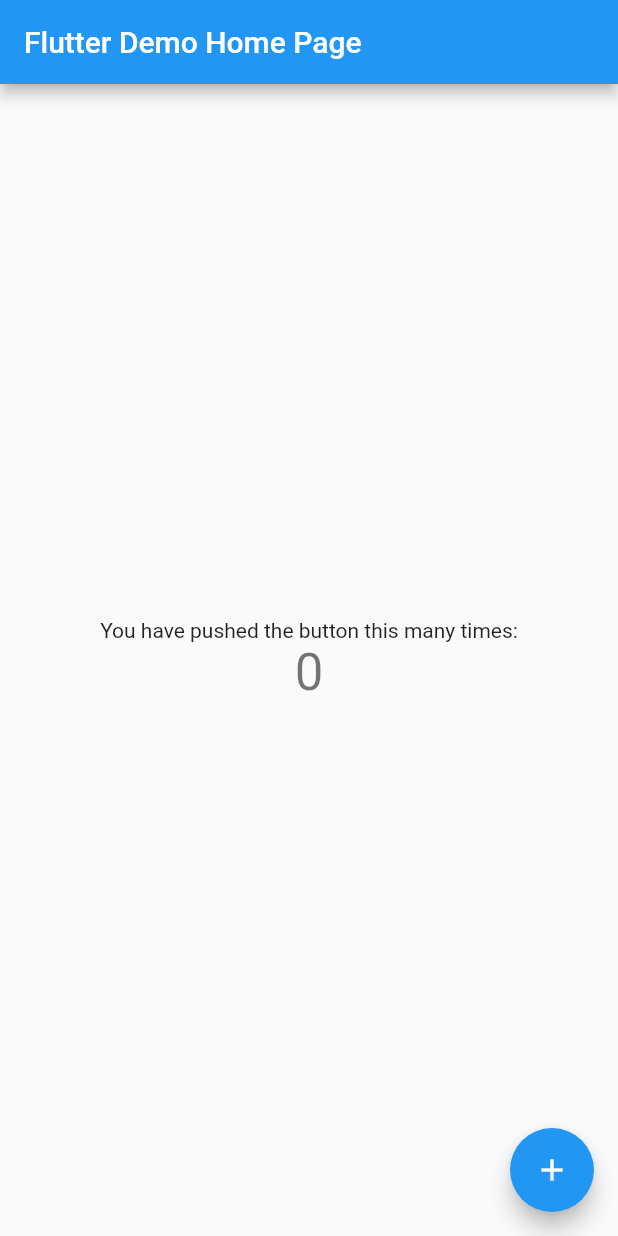
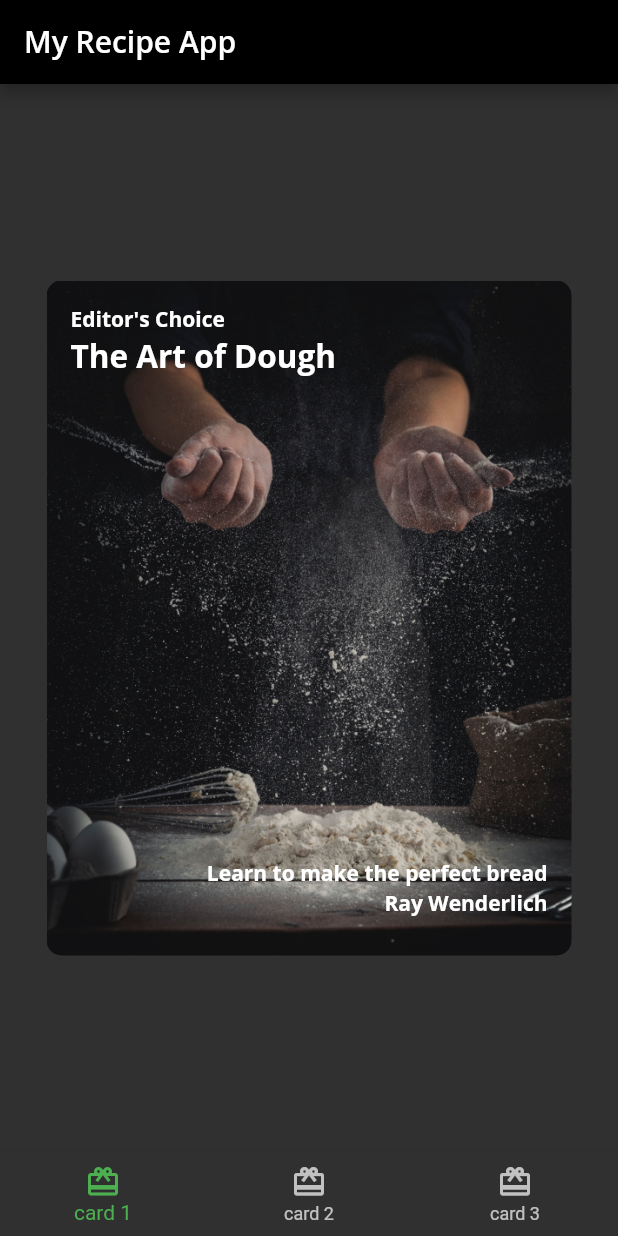
Before and after one commit to princeabdul90/social_recipe_app, a Flutter app: the screen it shows after launch, on a phone screen of 412 x 824 dp. Run offline on Flutter 3.47's test engine with Material 2 defaults, Android fonts, the phone set to English and light mode, and no system bars; our stand-ins replace google_fonts.

Commit message:
app theme, scaffold, card 1 added functionality added

```diff
--- /dev/null
+++ b/lib/components/card_1.dart
@@ -0,0 +1,63 @@
+import 'package:flutter/material.dart';
+import 'package:recipe_app/utils/recipe_theme.dart';
+
+class Card1 extends StatelessWidget {
+  const Card1({Key? key}) : super(key: key);
+
+  final String category = "Editor\'s Choice";
+  final String title = "The Art of Dough";
+  final String description = "Learn to make the perfect bread";
+  final String chef = "Ray Wenderlich";
+
+  //todo: position text on different position on screen
+
+  @override
+  Widget build(BuildContext context) {
+    return Center(
+      child: Container(
+        padding: const EdgeInsets.all(16.0),
+        constraints: const BoxConstraints.expand(
+          height: 450,
+          width: 350,
+        ),
+        decoration: const BoxDecoration(
+            image: DecorationImage(
+              image: AssetImage('assets/images/mag1.png'),
+              fit: BoxFit.cover,
+            ),
+            borderRadius: BorderRadius.all(Radius.circular(10.0))),
+        child: Stack(
+          children: [
+            Text(
+              category,
+              style: RecipeTheme.darkThemeText.bodyText1,
+            ),
+            Positioned(
+              top: 20,
+              child: Text(
+                title,
+                style: RecipeTheme.darkThemeText.headline2,
+              ),
+            ),
+            Positioned(
+              bottom: 30,
+              right: 0,
+              child: Text(
+                description,
+                style: RecipeTheme.darkThemeText.bodyText1,
+              ),
+            ),
+            Positioned(
+              bottom: 10,
+              right: 0,
+              child: Text(
+                chef,
+                style: RecipeTheme.darkThemeText.bodyText1,
+              ),
+            ),
+          ],
+        ),
+      ),
+    );
+  }
+}
--- /dev/null
+++ b/lib/components/components.dart
@@ -0,0 +1 @@
+export 'card_1.dart';
--- /dev/null
+++ b/lib/home_page.dart
@@ -0,0 +1,47 @@
+import 'package:flutter/material.dart';
+import '../components/components.dart';
+
+class HomePage extends StatefulWidget {
+  const HomePage({Key? key}) : super(key: key);
+
+  @override
+  State<HomePage> createState() => _HomePageState();
+}
+
+class _HomePageState extends State<HomePage> {
+  int _selectedIndex = 0;
+
+  List<Widget> pages = <Widget>[
+    const Card1(),
+    //todo: replace with card 2
+    Container(color: Colors.red,),
+    //todo: replace with card 3
+    Container(color: Colors.lightBlueAccent,),
+  ];
+
+  void _onTappedItem(int index) {
+    setState(() {
+      _selectedIndex = index;
+    });
+  }
+  @override
+  Widget build(BuildContext context) {
+    return Scaffold(
+      appBar: AppBar(
+        title: Text('My Recipe App', style: Theme.of(context).textTheme.headline6,),
+      ),
+      body: pages[_selectedIndex],
+
+      bottomNavigationBar: BottomNavigationBar(
+        currentIndex: _selectedIndex,
+        onTap: _onTappedItem,
+        selectedItemColor: Theme.of(context).textSelectionTheme.selectionColor,
+        items: const [
+          BottomNavigationBarItem(icon: Icon(Icons.card_giftcard), label: 'card 1',),
+          BottomNavigationBarItem(icon: Icon(Icons.card_giftcard), label: 'card 2',),
+          BottomNavigationBarItem(icon: Icon(Icons.card_giftcard), label: 'card 3',),
+        ],
+      ),
+    );
+  }
+}
--- a/lib/main.dart
+++ b/lib/main.dart
@@ -1,4 +1,6 @@
 import 'package:flutter/material.dart';
+import '../utils/recipe_theme.dart';
+import 'home_page.dart';
 
 void main() {
   runApp(const MyApp());
@@ -10,106 +12,11 @@ class MyApp extends StatelessWidget {
   // This widget is the root of your application.
   @override
   Widget build(BuildContext context) {
+    final theme = RecipeTheme.dark();
     return MaterialApp(
-      title: 'Flutter Demo',
-      theme: ThemeData(
-        // This is the theme of your application.
-        //
-        // Try running your application with "flutter run". You'll see the
-        // application has a blue toolbar. Then, without quitting the app, try
-        // changing the primarySwatch below to Colors.green and then invoke
-        // "hot reload" (press "r" in the console where you ran "flutter run",
-        // or simply save your changes to "hot reload" in a Flutter IDE).
-        // Notice that the counter didn't reset back to zero; the application
-        // is not restarted.
-        primarySwatch: Colors.blue,
-      ),
-      home: const MyHomePage(title: 'Flutter Demo Home Page'),
+      title: 'Recipe App',
+      theme: theme,
+      home: const HomePage()
     );
   }
 }
-
-class MyHomePage extends StatefulWidget {
-  const MyHomePage({Key? key, required this.title}) : super(key: key);
-
-  // This widget is the home page of your application. It is stateful, meaning
-  // that it has a State object (defined below) that contains fields that affect
-  // how it looks.
-
-  // This class is the configuration for the state. It holds the values (in this
-  // case the title) provided by the parent (in this case the App widget) and
-  // used by the build method of the State. Fields in a Widget subclass are
-  // always marked "final".
-
-  final String title;
-
-  @override
-  State<MyHomePage> createState() => _MyHomePageState();
-}
-
-class _MyHomePageState extends State<MyHomePage> {
-  int _counter = 0;
-
-  void _incrementCounter() {
-    setState(() {
-      // This call to setState tells the Flutter framework that something has
-      // changed in this State, which causes it to rerun the build method below
-      // so that the display can reflect the updated values. If we changed
-      // _counter without calling setState(), then the build method would not be
-      // called again, and so nothing would appear to happen.
-      _counter++;
-    });
-  }
-
-  @override
-  Widget build(BuildContext context) {
-    // This method is rerun every time setState is called, for instance as done
-    // by the _incrementCounter method above.
-    //
-    // The Flutter framework has been optimized to make rerunning build methods
-    // fast, so that you can just rebuild anything that needs updating rather
-    // than having to individually change instances of widgets.
-    return Scaffold(
-      appBar: AppBar(
-        // Here we take the value from the MyHomePage object that was created by
-        // the App.build method, and use it to set our appbar title.
-        title: Text(widget.title),
-      ),
-      body: Center(
-        // Center is a layout widget. It takes a single child and positions it
-        // in the middle of the parent.
-        child: Column(
-          // Column is also a layout widget. It takes a list of children and
-          // arranges them vertically. By default, it sizes itself to fit its
-          // children horizontally, and tries to be as tall as its parent.
-          //
-          // Invoke "debug painting" (press "p" in the console, choose the
-          // "Toggle Debug Paint" action from the Flutter Inspector in Android
-          // Studio, or the "Toggle Debug Paint" command in Visual Studio Code)
-          // to see the wireframe for each widget.
-          //
-          // Column has various properties to control how it sizes itself and
-          // how it positions its children. Here we use mainAxisAlignment to
-          // center the children vertically; the main axis here is the vertical
-          // axis because Columns are vertical (the cross axis would be
-          // horizontal).
-          mainAxisAlignment: MainAxisAlignment.center,
-          children: <Widget>[
-            const Text(
-              'You have pushed the button this many times:',
-            ),
-            Text(
-              '$_counter',
-              style: Theme.of(context).textTheme.headline4,
-            ),
-          ],
-        ),
-      ),
-      floatingActionButton: FloatingActionButton(
-        onPressed: _incrementCounter,
-        tooltip: 'Increment',
-        child: const Icon(Icons.add),
-      ), // This trailing comma makes auto-formatting nicer for build methods.
-    );
-  }
-}
--- /dev/null
+++ b/lib/utils/recipe_theme.dart
@@ -0,0 +1,99 @@
+import 'package:flutter/material.dart';
+import 'package:google_fonts/google_fonts.dart';
+
+class RecipeTheme {
+  static TextTheme lightThemeText = TextTheme(
+    bodyText1: GoogleFonts.openSans(
+      fontWeight: FontWeight.w700,
+      fontSize: 14,
+      color: Colors.black
+    ),
+    headline1: GoogleFonts.openSans(
+      fontWeight: FontWeight.bold,
+      fontSize: 32,
+      color: Colors.black,
+    ),
+    headline2: GoogleFonts.openSans(
+      fontWeight: FontWeight.w700,
+      fontSize: 21,
+      color: Colors.black,
+    ),
+    headline3: GoogleFonts.openSans(
+      fontWeight: FontWeight.w600,
+      fontSize: 16,
+      color: Colors.black,
+    ),
+    headline6: GoogleFonts.openSans(
+      fontWeight: FontWeight.w600,
+      fontSize: 20,
+      color: Colors.black,
+    ),
+  );
+  static TextTheme darkThemeText = TextTheme(
+    bodyText1: GoogleFonts.openSans(
+        fontWeight: FontWeight.w700,
+        fontSize: 14,
+        color: Colors.white
+    ),
+    headline1: GoogleFonts.openSans(
+      fontWeight: FontWeight.bold,
+      fontSize: 32,
+      color: Colors.white,
+    ),
+    headline2: GoogleFonts.openSans(
+      fontWeight: FontWeight.w700,
+      fontSize: 21,
+      color: Colors.white,
+    ),
+    headline3: GoogleFonts.openSans(
+      fontWeight: FontWeight.w600,
+      fontSize: 16,
+      color: Colors.white,
+    ),
+    headline6: GoogleFonts.openSans(
+      fontWeight: FontWeight.w600,
+      fontSize: 20,
+      color: Colors.white,
+    ),
+  );
+
+  static ThemeData light() {
+    return ThemeData(
+      brightness: Brightness.light,
+      textTheme: lightThemeText,
+      appBarTheme: const AppBarTheme(
+        foregroundColor: Colors.black,
+        backgroundColor: Colors.white,
+      ),
+      checkboxTheme: CheckboxThemeData(
+        fillColor: MaterialStateColor.resolveWith((states) => Colors.black),
+      ),
+      floatingActionButtonTheme: const FloatingActionButtonThemeData(
+        foregroundColor: Colors.white,
+        backgroundColor: Colors.black
+      ),
+      bottomNavigationBarTheme: const BottomNavigationBarThemeData(
+        selectedItemColor: Colors.green
+      ),
+    );
+  }
+
+  static ThemeData dark() {
+    return ThemeData(
+      brightness: Brightness.dark,
+      textTheme: darkThemeText,
+      appBarTheme:  const AppBarTheme(
+        foregroundColor: Colors.white,
+        backgroundColor: Colors.black,
+      ),
+
+      floatingActionButtonTheme: const FloatingActionButtonThemeData(
+          foregroundColor: Colors.white,
+          backgroundColor: Colors.green
+      ),
+      bottomNavigationBarTheme: const BottomNavigationBarThemeData(
+          selectedItemColor: Colors.green
+      ),
+    );
+  }
+}
--- a/pubspec.yaml
+++ b/pubspec.yaml
@@ -29,6 +29,7 @@ environment:
 dependencies:
   flutter:
     sdk: flutter
+  google_fonts: ^2.3.1
 
 
   # The following adds the Cupertino Icons font to your application.
@@ -56,6 +57,9 @@ flutter:
   # included with your application, so that you can use the icons in
   # the material Icons class.
   uses-material-design: true
+
+  assets:
+    - assets/images/
 
   # To add assets to your application, add an assets section, like this:
   # assets:
```
Also changed, not shown: assets/images/mag1.png (added), assets/images/mag2.png (added), assets/images/mag3.png (added), assets/images/person_katz.jpeg (added), pubspec.lock.
